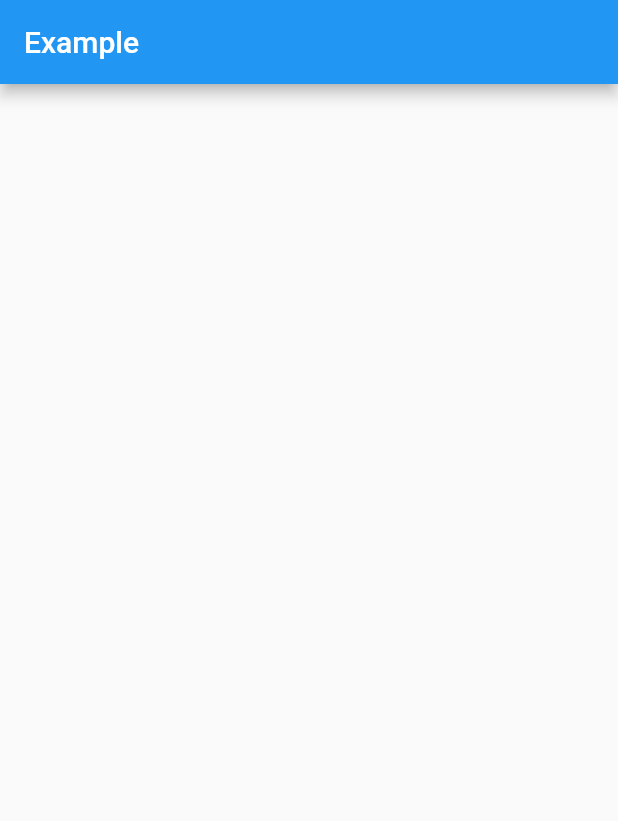
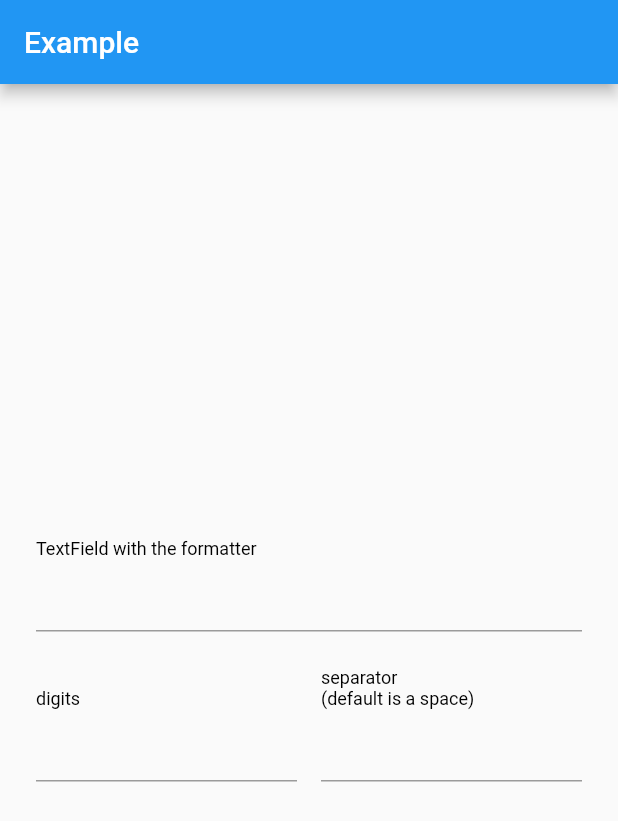
Before and after one commit to kitoko552/separated_number_input_formatter, a Flutter app: the screen it shows after launch, on a phone screen of 412 x 824 dp. Shown: the top 821 px of the screen. Run offline on Flutter 3.47's test engine with Material 2 defaults, Android fonts, the phone set to English and light mode, and no system bars.

Commit message:
Add base of the example app

```diff
--- a/example/lib/main.dart
+++ b/example/lib/main.dart
@@ -1,4 +1,5 @@
 import 'package:flutter/material.dart';
+import 'package:flutter/services.dart';
 
 void main() => runApp(ExampleApp());
 
@@ -18,13 +19,77 @@ class ExampleApp extends StatelessWidget {
 class ExamplePage extends StatelessWidget {
   const ExamplePage();
 
+  static const textFieldTitleStyle = TextStyle(
+    color: Colors.black,
+    fontSize: 12.0,
+  );
+
   @override
   Widget build(BuildContext context) {
     return Scaffold(
       appBar: AppBar(
         title: const Text('Example'),
       ),
-      body: const SizedBox(),
+      body: Padding(
+        padding: const EdgeInsets.symmetric(horizontal: 24.0),
+        child: Column(
+          mainAxisAlignment: MainAxisAlignment.center,
+          crossAxisAlignment: CrossAxisAlignment.start,
+          children: [
+            const Text(
+              'TextField with the formatter',
+              style: textFieldTitleStyle,
+            ),
+            TextField(
+              maxLines: 1,
+              inputFormatters: [
+//                SeparatedNumberInputFormatter(4),
+              ],
+            ),
+            const SizedBox(height: 24.0),
+            Row(
+              crossAxisAlignment: CrossAxisAlignment.end,
+              children: const [
+                Expanded(
+                  child: Text(
+                    'digits',
+                    style: textFieldTitleStyle,
+                  ),
+                ),
+                SizedBox(width: 16.0),
+                Expanded(
+                  child: Text(
+                    'separator\n(default is a space)',
+                    style: textFieldTitleStyle,
+                  ),
+                ),
+              ],
+            ),
+            Row(
+              children: [
+                Expanded(
+                  child: TextField(
+                    maxLines: 1,
+                    keyboardType: TextInputType.number,
+                    inputFormatters: [
+                      WhitelistingTextInputFormatter.digitsOnly,
+                    ],
+                  ),
+                ),
+                const SizedBox(width: 16.0),
+                Expanded(
+                  child: TextField(
+                    maxLines: 1,
+                    inputFormatters: [
+                      BlacklistingTextInputFormatter(RegExp(r'\d+')),
+                    ],
+                  ),
+                ),
+              ],
+            ),
+          ],
+        ),
+      ),
     );
   }
 }
--- a/lib/separated_number_input_formatter.dart
+++ b/lib/separated_number_input_formatter.dart
@@ -1,3 +1,5 @@
 library separated_number_input_formatter;
 
+export 'package:separated_number_input_formatter/separated_number_input_formatter.dart';
+
 export 'src/separated_number_input_formatter.dart';
```
